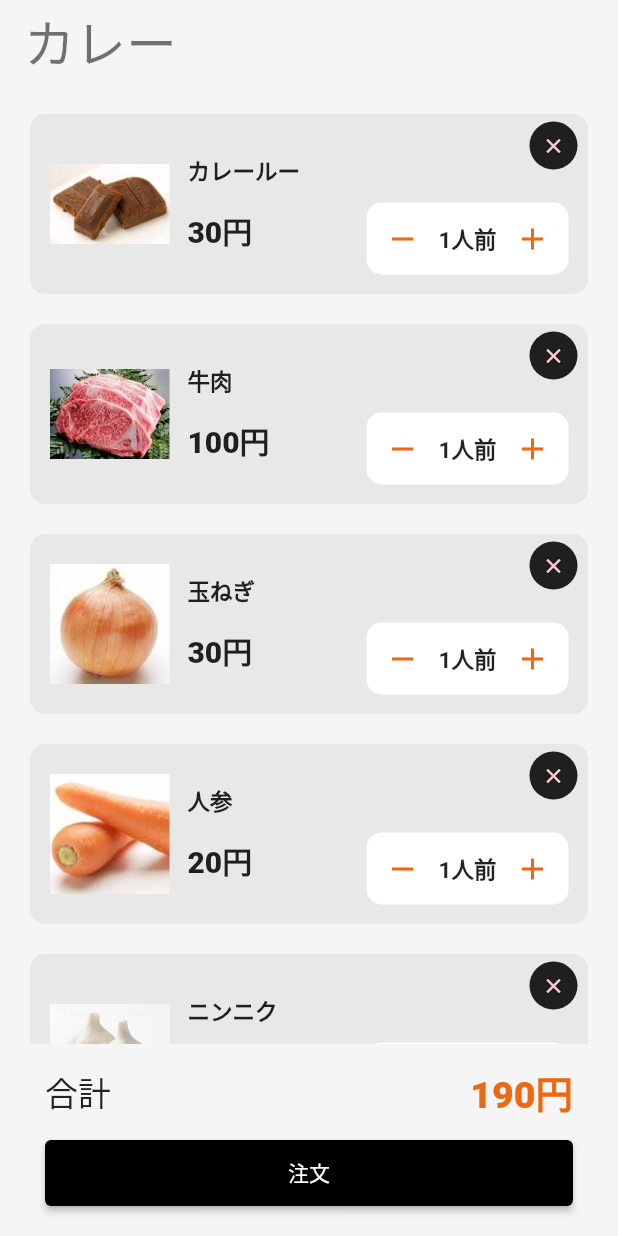
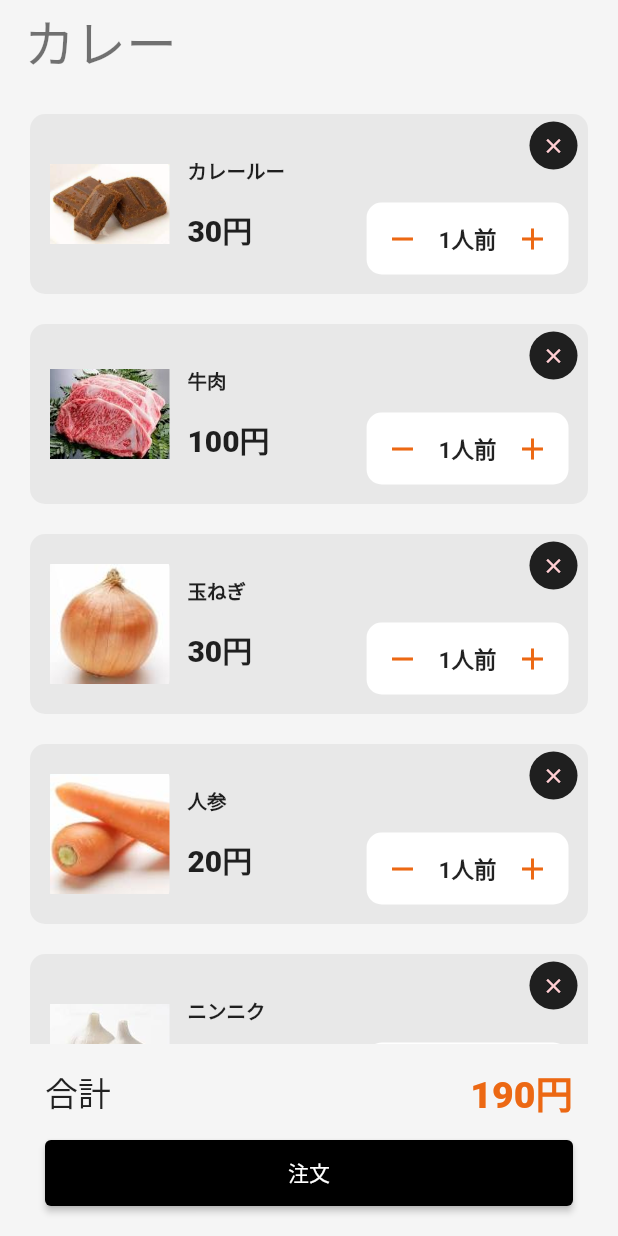
Before and after one commit to kahomorita/menu_gacha, a Flutter app: the Cart screen opened directly, on a phone screen of 412 x 824 dp. Run offline on Flutter 3.47's test engine with Material 2 defaults, Android fonts, the phone set to English and light mode, and no system bars; our stand-ins replace lottie.

Commit message:
textがはみ出る不具合を修正

```diff
--- a/lib/cart.dart
+++ b/lib/cart.dart
@@ -179,17 +179,22 @@ class _Cart extends State<Cart> {
                     crossAxisAlignment: CrossAxisAlignment.start,
                     mainAxisAlignment: MainAxisAlignment.spaceEvenly,
                     children: [
-                      Text(
+                      SizedBox(
+                        width: MediaQuery.of(context).size.width * 0.25,
+                        child: Text(
                           item.name,
+                          overflow: TextOverflow.ellipsis,
                           maxLines: 2,
-                        overflow: TextOverflow.ellipsis,
                           style: const TextStyle(
-                            fontWeight: FontWeight.w600, fontSize: 15),
+                              fontWeight: FontWeight.w600, fontSize: 13),
                         ),
-                      Text(
+                      ),
+                      SizedBox(
+                        child: Text(
                           (item.price.toString() + "円"),
                           style: const TextStyle(
                               fontWeight: FontWeight.w800, fontSize: 20),
+                        ),
                       ),
                     ],
                   ),
```
Lines whose indentation alone changed are shown as unchanged.
